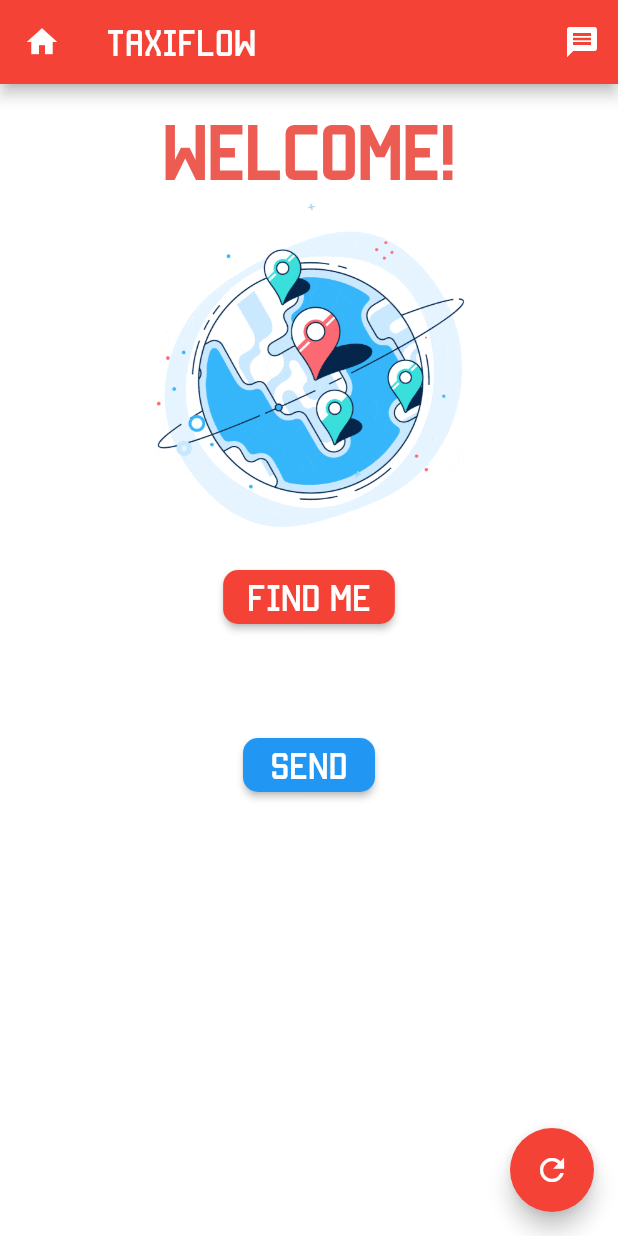
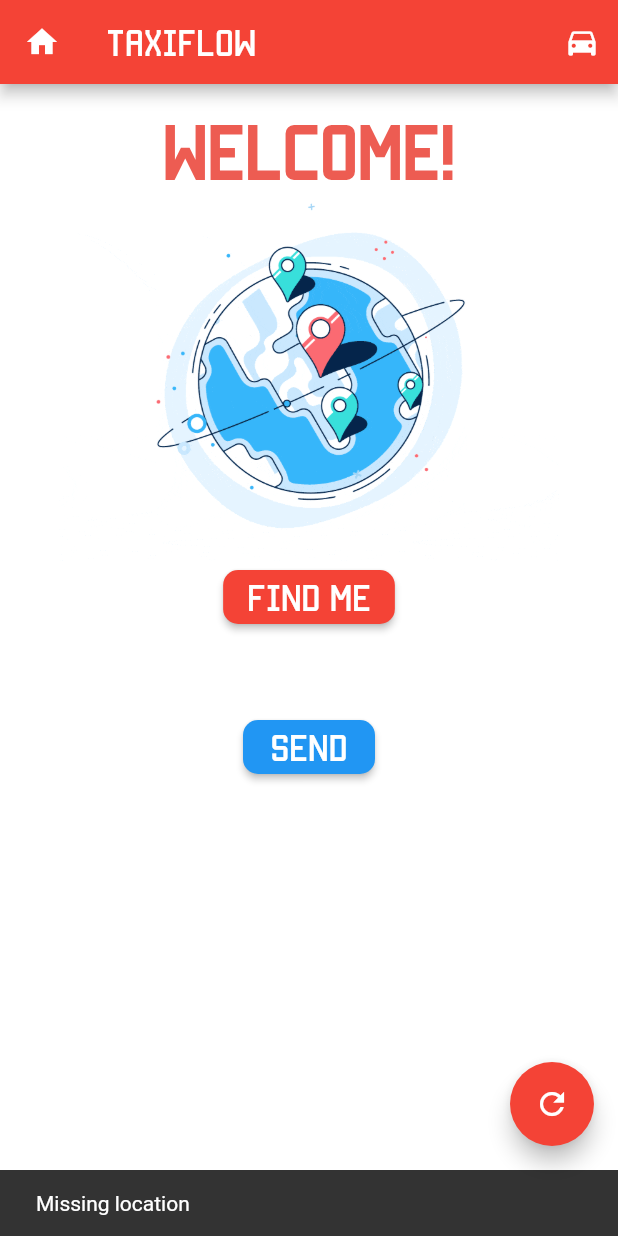
Before and after one commit to cdturizo15/App_sms, a Flutter app: the screen it shows after launch, after a tap on "SEND", on a phone screen of 412 x 824 dp. Run offline on Flutter 3.47's test engine with Material 2 defaults, Android fonts, the light colour scheme and no system bars; our stand-ins replace geolocator, permission_handler, socket_io_client; network calls fail.

Commit message:
added snackbars

```diff
--- a/lib/pages/home.dart
+++ b/lib/pages/home.dart
@@ -4,7 +4,6 @@ import 'package:flutter/material.dart';
 import 'dart:io';
 import 'package:geolocator/geolocator.dart';
 import 'package:socket_io_client/socket_io_client.dart' as IO;
-import 'package:flutter_application_1/pages/second_page.dart';
 
 class MyHomePage extends StatefulWidget {
   @override
@@ -13,30 +12,33 @@ class MyHomePage extends StatefulWidget {
 
 class _MyHomePageState extends State<MyHomePage> {
   var locationMessage = "";
-  var numberMessage = "";
-  final client = IO.io('http://181.235.94.157:8000',
-      <String, dynamic>{
-        'transports' : ['websocket'],
-      });
+  var infoPhone = "";
+  String host1 = "angelica.hopto.org";
+  String host2 = "taxiflow.zapto.org";
+  final snackBar = SnackBar(content: Text('Mensaje enviado'));
+  final snackBar1 = SnackBar(content: Text('Missing location'));
+  final client = IO.io('http://angelica.hopto.org:8000', <String, dynamic>{
+    'transports': ['websocket'],
+  });
+
+  final client2 = IO.io('http://taxiflow.zapto.org:8000', <String, dynamic>{
+    'transports': ['websocket'],
+  });
 
   @override
-  void initState(){
+  void initState() {
     super.initState();
     initPlaformState();
     connectToServer();
   }
-  Future <void> initPlaformState() async{
+
+  Future<void> initPlaformState() async {
     await Permission.locationWhenInUse.request();
-    while(await Permission.locationWhenInUse.isDenied) {
+    while (await Permission.locationWhenInUse.isDenied) {
       Permission.locationWhenInUse.request();
     }
   }
-  void connectToServer(){
-      client.connect();
-      client.on('connect',(_) => print('connect: ${client.id}'));
 
-
-  }
   Widget build(BuildContext context) {
     return Scaffold(
       appBar: AppBar(
@@ -46,7 +48,7 @@ class _MyHomePageState extends State<MyHomePage> {
         leading: Icon(Icons.home),
         actions: [
           IconButton(
-            icon: Icon(Icons.message),
+            icon: Icon(Icons.directions_car),
             onPressed: () {
               // push it back in
             },
@@ -86,12 +88,9 @@ class _MyHomePageState extends State<MyHomePage> {
             SizedBox(
               height: 20,
             ),
-            Text(numberMessage,
-                style: TextStyle(fontSize: 10, color: Colors.grey)),
             Padding(
               padding: EdgeInsets.all(15.0),
               child: Form(
-
                 child: Column(
                   children: <Widget>[
                     RaisedButton(
@@ -102,6 +101,7 @@ class _MyHomePageState extends State<MyHomePage> {
                         child: Text("SEND", style: TextStyle(fontSize: 20)),
                         onPressed: () {
                           sendLocation();
+                          Text(infoPhone);
                         }),
                   ],
                 ),
@@ -124,27 +124,49 @@ class _MyHomePageState extends State<MyHomePage> {
   }
 
   void getCurrentLocation() async {
-     var position = await Geolocator()
+    var position = await Geolocator()
         .getCurrentPosition(desiredAccuracy: LocationAccuracy.high);
     setState(() {
       locationMessage =
       "Current position: ${position.latitude.toStringAsFixed(7)} , ${position.longitude.toStringAsFixed(7)}";
     });
   }
-  void sendLocation() {
-    client.emit('msg',locationMessage);
-    RawDatagramSocket.bind(InternetAddress.ANY_IP_V4, 0).then((RawDatagramSocket socket){
-      print('Sending from ${socket.address.address}:${socket.port}');
-      int port = 9000;
-      socket.send(locationMessage.codeUnits,
-          InternetAddress('181.235.94.157'), 9000);
-    });
+
+  void connectToServer() {
+    client.connect();
+    client.on('connect', (_) => print('connect: ${client.id}'));
+    client.on('connect', (_) => print('connect: ${client2.id}'));
   }
 
+  void sendLocation() {
+    if (locationMessage == "") {
+      ScaffoldMessenger.of(context).showSnackBar(snackBar1);
+    }
+    else {
+      client.emit('msg', locationMessage);
+      client2.emit('msg', locationMessage);
+
+      InternetAddress.lookup(host1).then((value) {
+        value.forEach((element) async {
+          var ip1 = (element.address);
+          RawDatagramSocket.bind(InternetAddress.anyIPv4, 0)
+              .then((RawDatagramSocket socket) {
+            socket.send(locationMessage.codeUnits, InternetAddress(ip1), 9000);
+          });
+        });
+      });
+
+      InternetAddress.lookup(host2).then((value) {
+        value.forEach((element) async {
+          var ip2 = (element.address);
+          RawDatagramSocket.bind(InternetAddress.anyIPv4, 0)
+              .then((RawDatagramSocket socket) {
+            socket.send(locationMessage.codeUnits, InternetAddress(ip2), 9000);
+          });
+        });
+      });
+
+      ScaffoldMessenger.of(context).showSnackBar(snackBar);
+    }
+  }
 }
-  void _showSecondPage(BuildContext context) {
-    final route = MaterialPageRoute(builder: (BuildContext context) {
-      return SecondPage();
-    });
-    Navigator.of(context).push(route);
-  }
```
